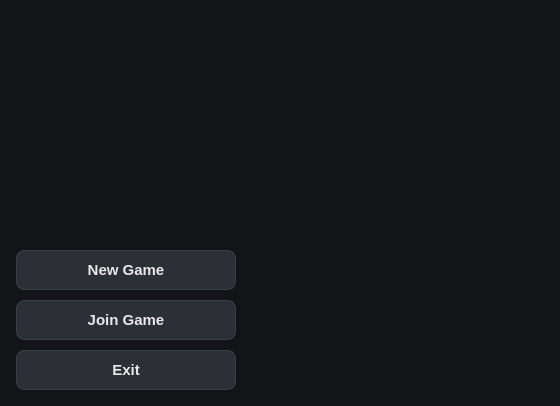
Old version of the form client_ui/ui/MainWindow.ui in the repository Nacho4321/tp-TallerDeProgramacion-grupo5.
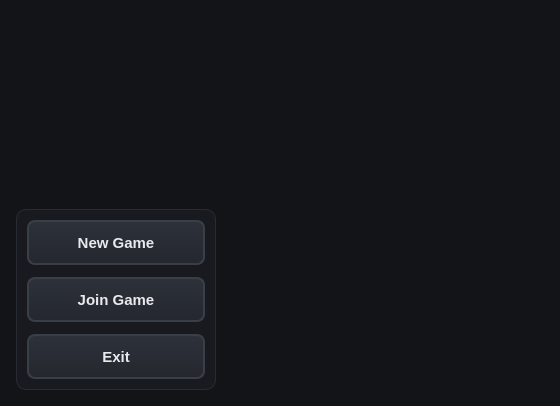
New version of the form. Icons and pictures are not drawn.

```diff
--- a/client_ui/ui/MainWindow.ui
+++ b/client_ui/ui/MainWindow.ui
@@ -18,14 +18,36 @@
     <string>
 #centralwidget {
   border-image: url(:/img/mainMenu.jpg) 0 0 0 0 stretch stretch;
-  background-color: #121418; /* fallback */
+  background-color: #121418;
 }
+
+#optionsFrame {
+  background: rgba(25, 28, 33, 0.75);
+  border: 1px solid rgba(58, 63, 74, 0.5);
+  border-radius: 10px;
+  padding: 10px;
+}
+
 QPushButton {
-  background: #2C2F36; border: 1px solid #3A3F47;
-  border-radius: 8px; padding: 10px 14px; font-weight: 600; color: #E8E8E8;
+  background: qlineargradient(x1:0, y1:0, x2:0, y2:1, stop:0 #2d3139, stop:1 #24272e);
+  border: 2px solid #3a3f47;
+  border-radius: 8px;
+  padding: 0.7em 1.2em;
+  font-weight: 600;
+  color: #e8eaed;
+  font-size: 11pt;
 }
-QPushButton:hover { background: #343842; }
-QPushButton:pressed { background: #262A30; }
+
+QPushButton:hover {
+  background: qlineargradient(x1:0, y1:0, x2:0, y2:1, stop:0 #3a3f4a, stop:1 #2d3139);
+  border: 2px solid #4a5060;
+  color: #ffffff;
+}
+
+QPushButton:pressed {
+  background: qlineargradient(x1:0, y1:0, x2:0, y2:1, stop:0 #1d2027, stop:1 #23262e);
+  border: 2px solid #2a2f38;
+}
     </string>
    </property>
    <layout class="QHBoxLayout" name="horizontalLayoutRoot">
@@ -48,13 +70,19 @@
      <widget class="QFrame" name="optionsFrame">
       <property name="minimumSize">
        <size>
-        <width>220</width>
+        <width>200</width>
         <height>0</height>
        </size>
       </property>
+      <property name="maximumSize">
+       <size>
+        <width>350</width>
+        <height>16777215</height>
+       </size>
+      </property>
       <property name="sizePolicy">
-       <sizepolicy hsizetype="Expanding" vsizetype="Preferred">
-        <horstretch>1</horstretch>
+       <sizepolicy hsizetype="Preferred" vsizetype="Preferred">
+        <horstretch>0</horstretch>
         <verstretch>0</verstretch>
        </sizepolicy>
       </property>
@@ -63,7 +91,7 @@
       </property>
       <layout class="QVBoxLayout" name="verticalLayoutLeft">
        <property name="spacing">
-        <number>10</number>
+        <number>12</number>
        </property>
        <property name="leftMargin">
         <number>0</number>
@@ -82,18 +110,20 @@
          <property name="sizePolicy">
           <sizepolicy hsizetype="Expanding" vsizetype="Expanding">
            <horstretch>0</horstretch>
-           <verstretch>0</verstretch>
+           <verstretch>1</verstretch>
           </sizepolicy>
          </property>
          <property name="minimumSize">
           <size>
            <width>0</width>
-           <height>40</height>
+           <height>45</height>
           </size>
          </property>
          <property name="font">
           <font>
            <pointsize>11</pointsize>
+           <weight>75</weight>
+           <bold>true</bold>
           </font>
          </property>
          <property name="text">
@@ -106,18 +136,20 @@
          <property name="sizePolicy">
           <sizepolicy hsizetype="Expanding" vsizetype="Expanding">
            <horstretch>0</horstretch>
-           <verstretch>0</verstretch>
+           <verstretch>1</verstretch>
           </sizepolicy>
          </property>
          <property name="minimumSize">
           <size>
            <width>0</width>
-           <height>40</height>
+           <height>45</height>
           </size>
          </property>
          <property name="font">
           <font>
            <pointsize>11</pointsize>
+           <weight>75</weight>
+           <bold>true</bold>
           </font>
          </property>
          <property name="text">
@@ -130,18 +162,20 @@
          <property name="sizePolicy">
           <sizepolicy hsizetype="Expanding" vsizetype="Expanding">
            <horstretch>0</horstretch>
-           <verstretch>0</verstretch>
+           <verstretch>1</verstretch>
           </sizepolicy>
          </property>
          <property name="minimumSize">
           <size>
            <width>0</width>
-           <height>40</height>
+           <height>45</height>
           </size>
          </property>
          <property name="font">
           <font>
            <pointsize>11</pointsize>
+           <weight>75</weight>
+           <bold>true</bold>
           </font>
          </property>
          <property name="text">
```
Left out of the diff: 9 changed lines with no effect on the pictures.
